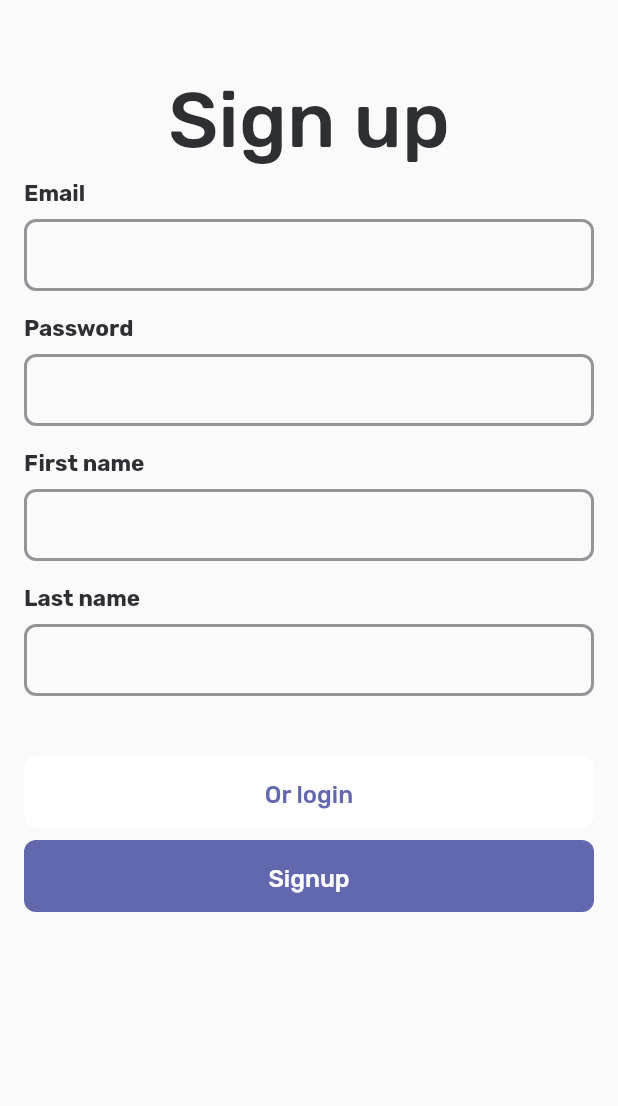
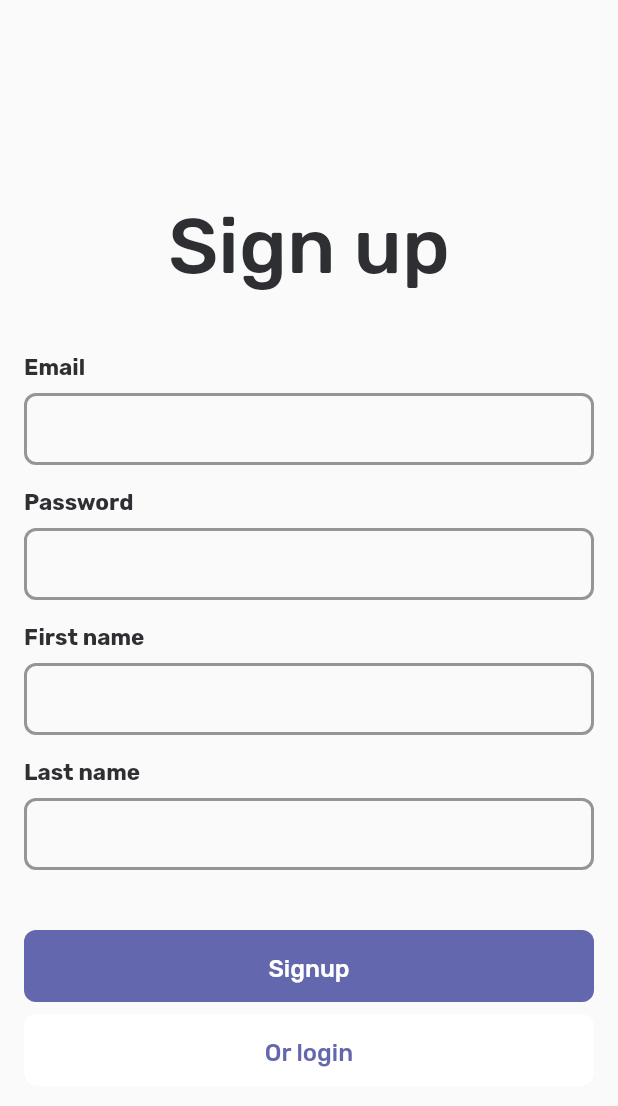
Before and after one commit to kormax/Oracle, a Flutter app: the SignUpScreen screen opened by its route, after a tap on "Or login", after a tap on "Or signup", on a phone screen of 412 x 824 dp. Shown: the top 1106 px of the screen. Run offline on Flutter 3.47's test engine with Material 2 defaults, Android fonts, the phone set to English and light mode, and no system bars; our stand-ins replace fl_chart, flutter_svg; accounts and stored records are empty; network calls fail.

Commit message:
Fixed keyboard issue

```diff
--- a/lib/screens/initial/login.dart
+++ b/lib/screens/initial/login.dart
@@ -25,52 +25,27 @@ class _LoginScreenState extends State<LoginScreen> {
   Widget build(BuildContext context) {
     return Scaffold(body: LayoutBuilder(
         builder: (BuildContext context, BoxConstraints constraints) {
-      if (constraints.maxHeight <= 512 - 32) {
-        return SingleChildScrollView(
-          padding: EdgeInsets.all(16),
-          child: Column(
-            mainAxisAlignment: MainAxisAlignment.center,
-            children: <Widget>[
-              SizedBox(height: 32),
-              Text("Login", style: Text_.heading1),
-              EntryField(label: "Login", type: EntryFieldType.plaintext),
-              EntryField(label: "Password", type: EntryFieldType.password),
-              SizedBox(height: 32),
-              LoginButton(),
-              SizedBox(height: 8),
-              SignupButton(),
-            ],
-          ),
-        );
-      } else {
-        return Container(
+      return Center(
+        child: SingleChildScrollView(
+          child: Container(
+            height: constraints.maxHeight,
             padding: EdgeInsets.all(16),
             child: Column(
-              children: [
-                SizedBox(
-                  height: 32,
-                ),
+              children: <Widget>[
+                SizedBox(height: 32),
                 Text("Login", style: Text_.heading1),
                 Spacer(),
-                EntryField(
-                  label: "Login",
-                  type: EntryFieldType.plaintext,
-                  controller: loginFormGroup.getFormControl('email'),
-                ),
-                EntryField(
-                  label: "Password",
-                  type: EntryFieldType.password,
-                  controller: loginFormGroup.getFormControl('password'),
-                ),
+                EntryField(label: "Login", type: EntryFieldType.plaintext, controller: loginFormGroup.getFormControl('email'),),
+                EntryField(label: "Password", type: EntryFieldType.password, controller: loginFormGroup.getFormControl('password'),),
                 Spacer(),
                 LoginButton(),
-                SizedBox(
-                  height: 8,
-                ),
+                SizedBox(height: 8),
                 SignupButton(),
               ],
-            ));
-      }
+            ),
+          )
+        ),
+      );
     }));
   }
 
@@ -95,7 +70,7 @@ class _LoginScreenState extends State<LoginScreen> {
               Navigator.popAndPushNamed(context, "/main");
             }
 
-            if (response.statusCode == HttpStatus.unauthorized) {
+            if (response.statusCode == HttpStatus.unauthorized || response.statusCode == HttpStatus.badRequest) {
               ScaffoldMessenger.of(context).showSnackBar(
                 SnackBar(
                   content: const Text('Wrong credentials!'),
--- a/lib/screens/initial/signup.dart
+++ b/lib/screens/initial/signup.dart
@@ -10,7 +10,6 @@ import 'package:data/widgets/entry_field_type.dart';
 import 'package:flutter/material.dart';
 import 'package:http/http.dart';
 
-
 class SignUpScreen extends StatefulWidget {
   SignUpScreen({Key key, this.title}) : super(key: key);
 
@@ -21,46 +20,16 @@ class SignUpScreen extends StatefulWidget {
 }
 
 class _SignUpScreenState extends State<SignUpScreen> {
-  FormGroupUtil signUpFormGroup = new FormGroupUtil(['email', 'password', 'first_name', 'last_name']);
+  FormGroupUtil signUpFormGroup =
+      new FormGroupUtil(['email', 'password', 'first_name', 'last_name']);
 
   @override
   Widget build(BuildContext context) {
     return Scaffold(
         body: LayoutBuilder(
             builder: (BuildContext context, BoxConstraints constraints) {
-              if (constraints.maxHeight <= 512 + 128 || true) {
-                return SingleChildScrollView(
-                  padding: EdgeInsets.all(16),
-                  child: Column(
-                    mainAxisAlignment: MainAxisAlignment.center,
-                    children: <Widget>[
-                      SizedBox(height: 32),
-
-                      Text(
-                          "Sign up",
-                          style: Text_.heading1
-                      ),
-
-
-                      EntryField(label: "Email", type: EntryFieldType.plaintext, controller: signUpFormGroup.getFormControl('email'),),
-                      EntryField(label: "Password", type: EntryFieldType.password, controller: signUpFormGroup.getFormControl('password')),
-                      EntryField(label: "First name", type: EntryFieldType.plaintext, controller: signUpFormGroup.getFormControl('first_name')),
-                      EntryField(label: "Last name", type: EntryFieldType.password, controller: signUpFormGroup.getFormControl('last_name')),
-
-
-                      SizedBox(height: 32),
-                      LoginButton(),
-                      SizedBox(height: 8),
-                      SignupButton(),
-
-
-
-
-                    ],
-                  ),
-                );
-              } else {
-                return Container(
+              /*return SingleChildScrollView(
+                child: Container(
                     padding: EdgeInsets.all(16),
                     child: Column(
                       children: [
@@ -70,22 +39,51 @@ class _SignUpScreenState extends State<SignUpScreen> {
                             style: Text_.heading1
                         ),
 
-                        Spacer(),
+                        SizedBox(height: 32,),
 
                         EntryField(label: "Email", type: EntryFieldType.plaintext, controller: signUpFormGroup.getFormControl('email'),),
                         EntryField(label: "Password", type: EntryFieldType.password, controller: signUpFormGroup.getFormControl('password')),
                         EntryField(label: "First name", type: EntryFieldType.plaintext, controller: signUpFormGroup.getFormControl('first_name')),
                         EntryField(label: "Last name", type: EntryFieldType.password, controller: signUpFormGroup.getFormControl('last_name')),
 
-                        Spacer(),
+                        SizedBox(height: 32,),
 
                         SignupButton(),
                         SizedBox(height: 8,),
                         LoginButton(),
                       ],
                     )
+                ),
+              );*/
+              return Center(
+                child: SingleChildScrollView(
+                    child: Container(
+                      padding: EdgeInsets.all(16),
+                      child: Column(
+                        children: <Widget>[
+                          SizedBox(height: 32,),
+                          Text(
+                              "Sign up",
+                              style: Text_.heading1
+                          ),
+
+                          SizedBox(height: 32,),
+
+                          EntryField(label: "Email", type: EntryFieldType.plaintext, controller: signUpFormGroup.getFormControl('email'),),
+                          EntryField(label: "Password", type: EntryFieldType.password, controller: signUpFormGroup.getFormControl('password')),
+                          EntryField(label: "First name", type: EntryFieldType.plaintext, controller: signUpFormGroup.getFormControl('first_name')),
+                          EntryField(label: "Last name", type: EntryFieldType.password, controller: signUpFormGroup.getFormControl('last_name')),
+
+                          SizedBox(height: 32,),
+
+                          SignupButton(),
+                          SizedBox(height: 8,),
+                          LoginButton(),
+                        ],
+                      ),
+                    )
+                ),
               );
-              }
             }
         )
     );
@@ -100,7 +98,8 @@ class _SignUpScreenState extends State<SignUpScreen> {
 
           AuthService.registerUser(signUpFormGroup.getFormGroupValue())
               .then((Response response) {
-        if (response.statusCode == HttpStatus.created) Navigator.popAndPushNamed(context, "/main");
+            if (response.statusCode == HttpStatus.created)
+              Navigator.popAndPushNamed(context, "/main");
           });
         },
       );
@@ -111,5 +110,4 @@ class _SignUpScreenState extends State<SignUpScreen> {
         textColor: Colors_.primaryNormal,
         onPressed: () => Navigator.popAndPushNamed(context, "/login"),
       );
-
 }
--- a/lib/utils/form_group_util.dart
+++ b/lib/utils/form_group_util.dart
@@ -16,4 +16,8 @@ class FormGroupUtil {
   Map<String, String> getFormGroupValue() {
     return formControls.map((key, value) => MapEntry(key, value.text));
   }
+
+  String getFormControlValue(String controlName) {
+    return getFormControl(controlName).text;
+  }
 }
--- a/lib/widgets/entry_field.dart
+++ b/lib/widgets/entry_field.dart
@@ -17,7 +17,7 @@ class EntryField extends StatelessWidget {
 
     if (controller != null) {
       textController = controller;
-      textController.text = value ?? '';
+      textController.text = textController.text.isEmpty ? value : textController.text;
     }
   }
 
```
Lines whose indentation alone changed are shown as unchanged.
